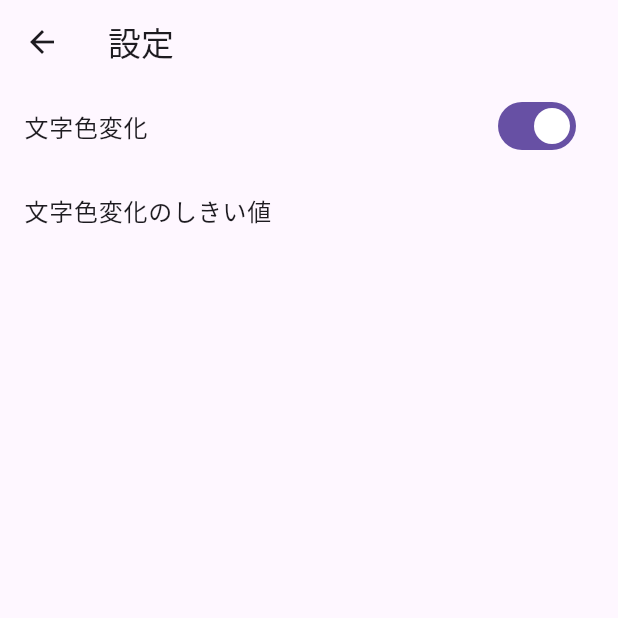
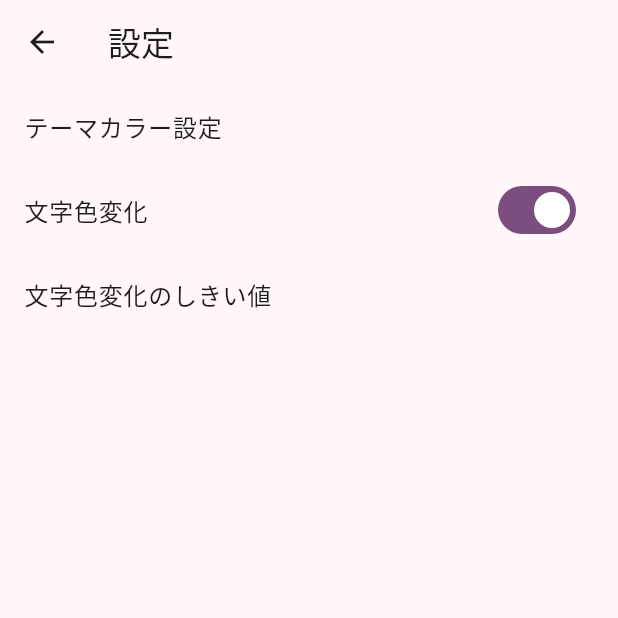
Before and after one commit to s-fuji-0799/counter_application, a Flutter app: the screen it shows after launch, after a tap on the "settings" icon, on a phone screen of 412 x 824 dp, the top half of it. Run offline on Flutter 3.47's test engine with Material 3 defaults, Android fonts, the phone set to English and light mode, and no system bars; our stand-ins replace flutter_colorpicker, flutter_riverpod, shared_preferences, vibration.

Commit message:
Add themecolor settings

```diff
--- a/lib/main.dart
+++ b/lib/main.dart
@@ -21,15 +21,25 @@ void main() async {
   );
 }
 
-class MainApp extends StatelessWidget {
+class MainApp extends ConsumerWidget {
   const MainApp({super.key});
 
   @override
-  Widget build(BuildContext context) {
+  Widget build(BuildContext context, WidgetRef ref) {
     return MaterialApp(
       debugShowCheckedModeBanner: false,
-      theme: ThemeData(),
-      darkTheme: ThemeData.dark(),
+      theme: ThemeData(
+        colorScheme: ColorScheme.fromSeed(
+          seedColor: ref.watch(settingsProvider).themeColor,
+          brightness: Brightness.light,
+        ),
+      ),
+      darkTheme: ThemeData(
+        colorScheme: ColorScheme.fromSeed(
+          seedColor: ref.watch(settingsProvider).themeColor,
+          brightness: Brightness.dark,
+        ),
+      ),
       home: const CounterPage(),
     );
   }
--- a/lib/pages/settings_page.dart
+++ b/lib/pages/settings_page.dart
@@ -1,5 +1,6 @@
 import 'package:flutter/material.dart';
 import 'package:flutter/services.dart';
+import 'package:flutter_colorpicker/flutter_colorpicker.dart';
 import 'package:flutter_riverpod/flutter_riverpod.dart';
 
 import 'package:counter_application/providers.dart';
@@ -9,22 +10,53 @@ class SettingsPage extends ConsumerWidget {
 
   @override
   Widget build(BuildContext context, WidgetRef ref) {
-    final settings = ref.watch(settingsProvider);
-
     return Scaffold(
       appBar: AppBar(
         title: const Text('設定'),
       ),
       body: ListView(
         children: [
+          ListTile(
+            title: const Text(
+              'テーマカラー設定',
+            ),
+            onTap: () {
+              showDialog(
+                context: context,
+                builder: (context) {
+                  return AlertDialog(
+                    title: const Text('テーマカラー選択'),
+                    content: SingleChildScrollView(
+                      child: BlockPicker(
+                        pickerColor: ref.read(settingsProvider).themeColor,
+                        onColorChanged: (value) {
+                          ref.read(settingsProvider.notifier).setThemeColor(
+                                value,
+                              );
+                        },
+                      ),
+                    ),
+                    actions: <Widget>[
+                      TextButton(
+                        onPressed: () {
+                          Navigator.of(context).pop();
+                        },
+                        child: const Text('決定'),
+                      ),
+                    ],
+                  );
+                },
+              );
+            },
+          ),
           SwitchListTile(
             title: const Text('文字色変化'),
-            value: settings.counterColorChanges,
+            value: ref.watch(settingsProvider).counterColorChanges,
             onChanged: (bool value) {
               ref.read(settingsProvider.notifier).setCounterColorChanges(value);
             },
           ),
-          if (settings.counterColorChanges)
+          if (ref.watch(settingsProvider).counterColorChanges)
             ListTile(
               title: const Text('文字色変化のしきい値'),
               onTap: () {
@@ -32,7 +64,8 @@ class SettingsPage extends ConsumerWidget {
                   context: context,
                   builder: (BuildContext context) {
                     TextEditingController controller = TextEditingController(
-                      text: '${settings.counterColorChangesValue}',
+                      text:
+                          '${ref.read(settingsProvider).counterColorChangesValue}',
                     );
 
                     // TODO: バリデーションつけて、コンポーネント切り出ししたい
--- a/lib/providers.dart
+++ b/lib/providers.dart
@@ -1,3 +1,4 @@
+import 'package:flutter/material.dart';
 import 'package:flutter_riverpod/flutter_riverpod.dart';
 
 import 'package:shared_preferences/shared_preferences.dart';
@@ -29,6 +30,9 @@ class SettingsNotifier extends Notifier<SettingsModel> {
           ref.read(prefsProvider).getBool('counterColorChanges') ?? true,
       counterColorChangesValue:
           ref.read(prefsProvider).getInt('counterColorChangesValue') ?? 70,
+      themeColor: Color(
+        ref.read(prefsProvider).getInt('themeColor') ?? Colors.purple.value,
+      ),
     );
   }
 
@@ -51,6 +55,16 @@ class SettingsNotifier extends Notifier<SettingsModel> {
           state.counterColorChangesValue,
         );
   }
+
+  void setThemeColor(Color color) {
+    state = state.copyWith(
+      themeColor: color,
+    );
+    ref.read(prefsProvider).setInt(
+          'themeColor',
+          state.themeColor.value,
+        );
+  }
 }
 
 final counterProvider = NotifierProvider<CounterNotifier, int>(
--- a/pubspec.yaml
+++ b/pubspec.yaml
@@ -9,6 +9,7 @@ environment:
 dependencies:
   flutter:
     sdk: flutter
+  flutter_colorpicker: ^1.1.0
   flutter_riverpod: ^2.5.1
   shared_preferences: ^2.3.2
   vibration: ^2.0.0
```
Also changed, not shown: lib/models.dart (+10 -2 lines), pubspec.lock.
